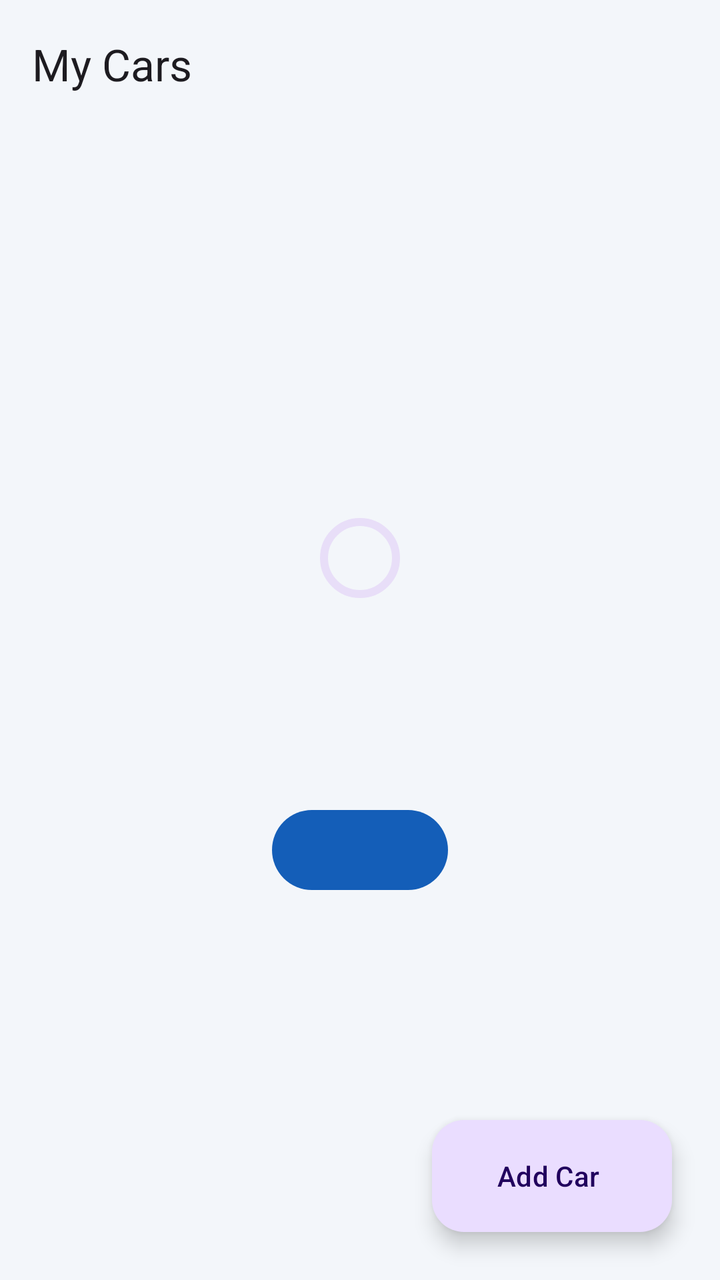
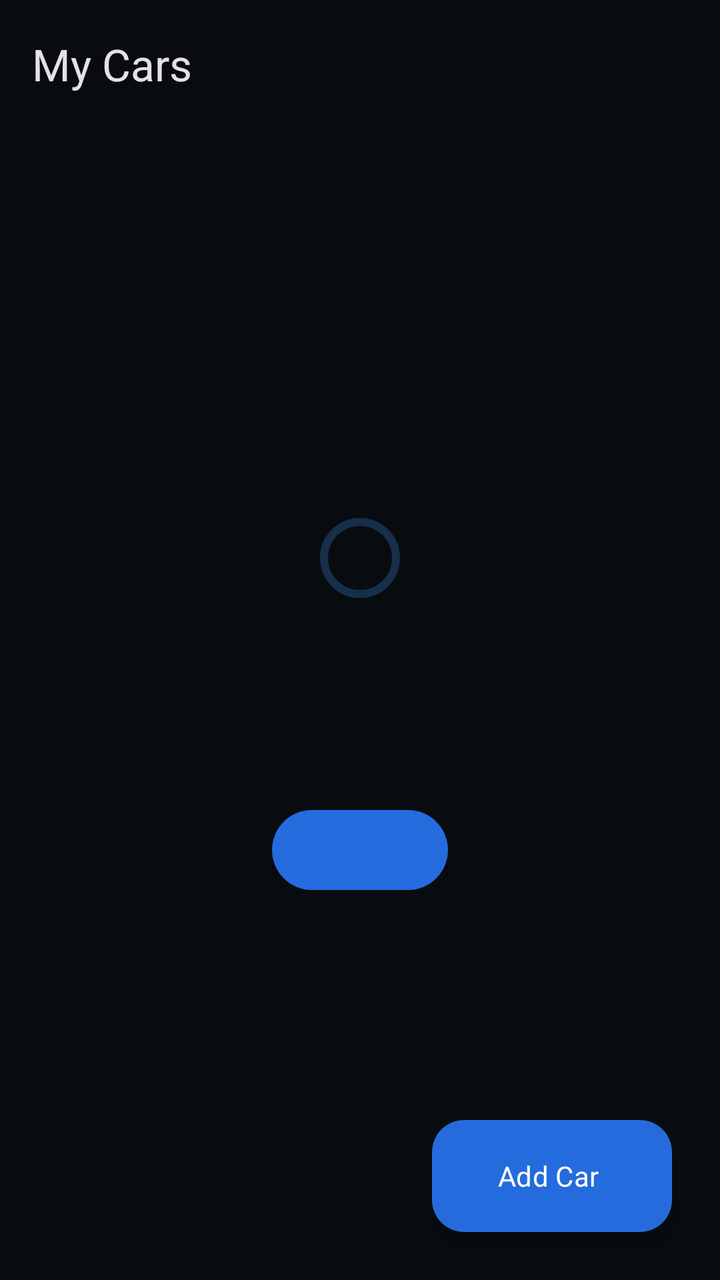

The first picture is an Android layout as it rendered before a commit; the second is the same layout after the commit. The layout source and the unified diff follow.
<!-- AndroidManifest.xml: application theme Theme.Corsa -->
<!-- res/layout/fragment_vehicle_list.xml -->
<?xml version="1.0" encoding="utf-8"?>
<androidx.constraintlayout.widget.ConstraintLayout xmlns:android="http://schemas.android.com/apk/res/android" xmlns:app="http://schemas.android.com/apk/res-auto"
    android:layout_width="match_parent" android:layout_height="match_parent" android:background="@color/corsa_background">
    <com.google.android.material.appbar.MaterialToolbar android:id="@+id/toolbar" android:layout_width="0dp" android:layout_height="wrap_content" app:title="@string/vehicles_title" app:layout_constraintEnd_toEndOf="parent" app:layout_constraintStart_toStartOf="parent" app:layout_constraintTop_toTopOf="parent" />
    <androidx.recyclerview.widget.RecyclerView android:id="@+id/vehicleList" android:layout_width="0dp" android:layout_height="0dp" android:clipToPadding="false" android:paddingTop="8dp" android:paddingBottom="96dp" app:layoutManager="androidx.recyclerview.widget.LinearLayoutManager" app:layout_constraintBottom_toBottomOf="parent" app:layout_constraintEnd_toEndOf="parent" app:layout_constraintStart_toStartOf="parent" app:layout_constraintTop_toBottomOf="@id/toolbar" />
    <LinearLayout android:id="@+id/statusPanel" android:layout_width="0dp" android:layout_height="wrap_content" android:gravity="center" android:orientation="vertical" android:padding="24dp" app:layout_constraintBottom_toBottomOf="parent" app:layout_constraintEnd_toEndOf="parent" app:layout_constraintStart_toStartOf="parent" app:layout_constraintTop_toBottomOf="@id/toolbar">
        <com.google.android.material.progressindicator.CircularProgressIndicator android:id="@+id/progress" android:layout_width="wrap_content" android:layout_height="wrap_content" />
        <TextView android:id="@+id/statusTitle" android:layout_width="wrap_content" android:layout_height="wrap_content" android:layout_marginTop="16dp" android:gravity="center" android:textAppearance="?attr/textAppearanceHeadlineSmall" />
        <TextView android:id="@+id/statusMessage" android:layout_width="wrap_content" android:layout_height="wrap_content" android:layout_marginTop="8dp" android:gravity="center" android:textAppearance="?attr/textAppearanceBodyLarge" />
        <com.google.android.material.button.MaterialButton android:id="@+id/statusAction" android:layout_width="wrap_content" android:layout_height="wrap_content" android:layout_marginTop="20dp" android:minHeight="48dp" />
    </LinearLayout>
    <com.google.android.material.floatingactionbutton.ExtendedFloatingActionButton android:id="@+id/addVehicle" android:layout_width="wrap_content" android:layout_height="wrap_content" android:layout_margin="24dp" android:text="@string/add_vehicle" app:layout_constraintBottom_toBottomOf="parent" app:layout_constraintEnd_toEndOf="parent" />
</androidx.constraintlayout.widget.ConstraintLayout>
<!-- resources referenced by this layout -->
<resources>
  <color name="corsa_background">#F3F6FA</color>
  <string name="add_vehicle">Add Car</string>
  <string name="vehicles_title">My Cars</string>
  <style name="Theme.Corsa" parent="Base.Theme.Corsa" />
  <style name="Base.Theme.Corsa" parent="Theme.Material3.DayNight.NoActionBar">
          <item name="android:windowBackground">@color/corsa_background</item>
          <item name="android:colorBackground">@color/corsa_background</item>
          <item name="colorSurface">@color/corsa_surface</item>
          <item name="colorOnSurface">@color/corsa_primary_content</item>
          <item name="colorOnSurfaceVariant">@color/corsa_secondary_content</item>
          <item name="colorPrimary">@color/corsa_accent</item>
          <item name="colorOnPrimary">@color/corsa_on_accent</item>
          <item name="colorError">@color/corsa_error</item>
          <item name="colorSurfaceContainer">@color/corsa_surface</item>
          <item name="colorSurfaceContainerHigh">@color/corsa_surface_variant</item>
      </style>
  <color name="corsa_surface">#FFFFFF</color>
  <color name="corsa_primary_content">#16181C</color>
  <color name="corsa_secondary_content">#515A64</color>
  <color name="corsa_accent">#145EB8</color>
  <color name="corsa_on_accent">#FFFFFF</color>
  <color name="corsa_error">#A32124</color>
  <color name="corsa_surface_variant">#E6EEF8</color>
</resources>

<!-- the commit's change to res/layout/fragment_vehicle_list.xml (unified diff, before → after) -->
@@ -9,5 +9,15 @@
         <TextView android:id="@+id/statusMessage" android:layout_width="wrap_content" android:layout_height="wrap_content" android:layout_marginTop="8dp" android:gravity="center" android:textAppearance="?attr/textAppearanceBodyLarge" />
         <com.google.android.material.button.MaterialButton android:id="@+id/statusAction" android:layout_width="wrap_content" android:layout_height="wrap_content" android:layout_marginTop="20dp" android:minHeight="48dp" />
     </LinearLayout>
-    <com.google.android.material.floatingactionbutton.ExtendedFloatingActionButton android:id="@+id/addVehicle" android:layout_width="wrap_content" android:layout_height="wrap_content" android:layout_margin="24dp" android:text="@string/add_vehicle" app:layout_constraintBottom_toBottomOf="parent" app:layout_constraintEnd_toEndOf="parent" />
+    <com.google.android.material.floatingactionbutton.ExtendedFloatingActionButton
+        android:id="@+id/addVehicle"
+        android:layout_width="wrap_content"
+        android:layout_height="wrap_content"
+        android:layout_margin="24dp"
+        android:text="@string/add_vehicle"
+        android:textColor="@color/dashboard_on_button"
+        app:backgroundTint="@color/dashboard_button"
+        app:iconTint="@color/dashboard_on_button"
+        app:layout_constraintBottom_toBottomOf="parent"
+        app:layout_constraintEnd_toEndOf="parent" />
 </androidx.constraintlayout.widget.ConstraintLayout>
<!-- resource entries referenced after the edit -->
@@ -1,27 +1,44 @@
 <!-- resources referenced by this layout -->
 <resources>
-  <color name="corsa_background">#F3F6FA</color>
+  <color name="corsa_background">#080C11</color>
+  <color name="dashboard_button">#246BDD</color>
+  <color name="dashboard_on_button">#FFFFFF</color>
   <string name="add_vehicle">Add Car</string>
   <string name="vehicles_title">My Cars</string>
-  <style name="Theme.Corsa" parent="Base.Theme.Corsa" />
-  <style name="Base.Theme.Corsa" parent="Theme.Material3.DayNight.NoActionBar">
-          <item name="android:windowBackground">@color/corsa_background</item>
-          <item name="android:colorBackground">@color/corsa_background</item>
-          <item name="colorSurface">@color/corsa_surface</item>
-          <item name="colorOnSurface">@color/corsa_primary_content</item>
-          <item name="colorOnSurfaceVariant">@color/corsa_secondary_content</item>
-          <item name="colorPrimary">@color/corsa_accent</item>
-          <item name="colorOnPrimary">@color/corsa_on_accent</item>
+  <style name="Theme.Corsa" parent="Theme.Corsa.EmptyDashboard">
           <item name="colorError">@color/corsa_error</item>
           <item name="colorSurfaceContainer">@color/corsa_surface</item>
           <item name="colorSurfaceContainerHigh">@color/corsa_surface_variant</item>
       </style>
-  <color name="corsa_surface">#FFFFFF</color>
-  <color name="corsa_primary_content">#16181C</color>
-  <color name="corsa_secondary_content">#515A64</color>
-  <color name="corsa_accent">#145EB8</color>
-  <color name="corsa_on_accent">#FFFFFF</color>
-  <color name="corsa_error">#A32124</color>
-  <color name="corsa_surface_variant">#E6EEF8</color>
+  <style name="Theme.Corsa.EmptyDashboard" parent="Theme.Material3.Dark.NoActionBar">
+  
+          <item name="android:windowBackground">@color/dashboard_background</item>
+          <item name="android:colorBackground">@color/dashboard_background</item>
+          <item name="android:fontFamily">sans-serif</item>
+  
+          <item name="android:windowLightStatusBar">false</item>
+          <item name="android:windowLightNavigationBar">false</item>
+  
+          <item name="colorSurface">@color/dashboard_surface</item>
+          <item name="colorOnSurface">@color/dashboard_text</item>
+          <item name="colorOnSurfaceVariant">@color/dashboard_text_secondary</item>
+  
+          <item name="colorPrimary">@color/dashboard_button</item>
+          <item name="colorOnPrimary">@color/dashboard_on_button</item>
+          <item name="colorPrimaryContainer">@color/dashboard_selection</item>
+          <item name="colorOnPrimaryContainer">@color/dashboard_selected</item>
+  
+          <item name="colorSecondaryContainer">@color/dashboard_selection</item>
+          <item name="colorOnSecondaryContainer">@color/dashboard_selected</item>
+      </style>
+  <color name="corsa_surface">#111820</color>
+  <color name="corsa_error">#FFB4AB</color>
+  <color name="corsa_surface_variant">#172F4B</color>
+  <color name="dashboard_background">#080C11</color>
+  <color name="dashboard_surface">#111820</color>
+  <color name="dashboard_text">#F4F7FB</color>
+  <color name="dashboard_text_secondary">#B8C2CE</color>
+  <color name="dashboard_selection">#172F4B</color>
+  <color name="dashboard_selected">#82B8FF</color>
 </resources>
 
